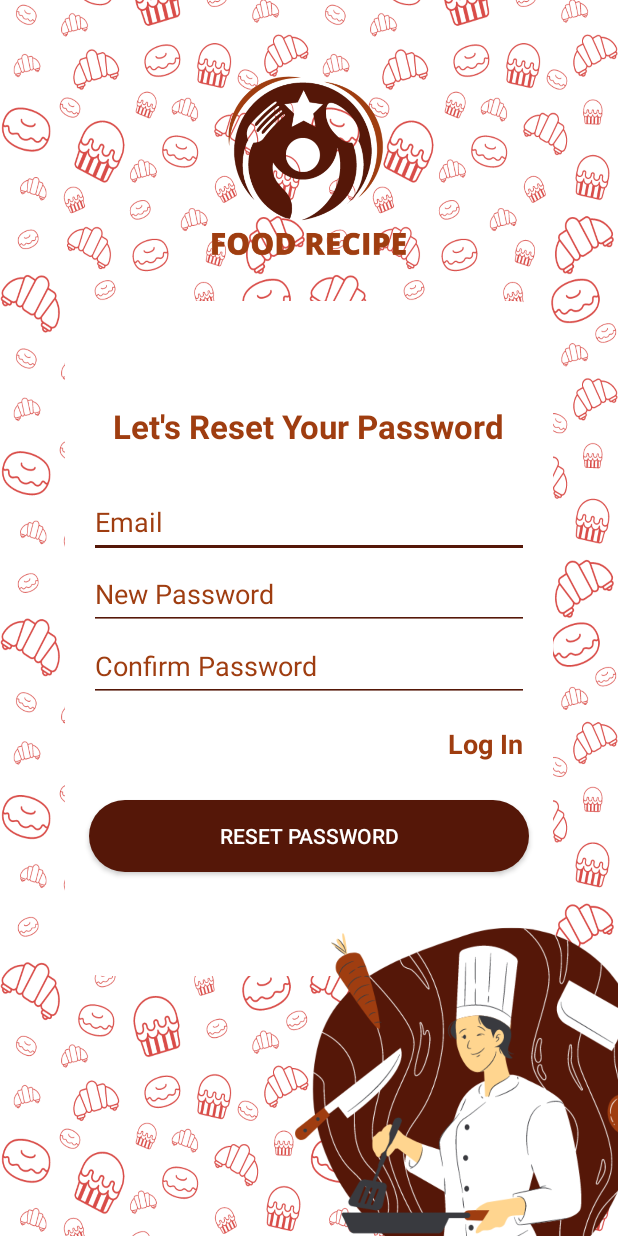
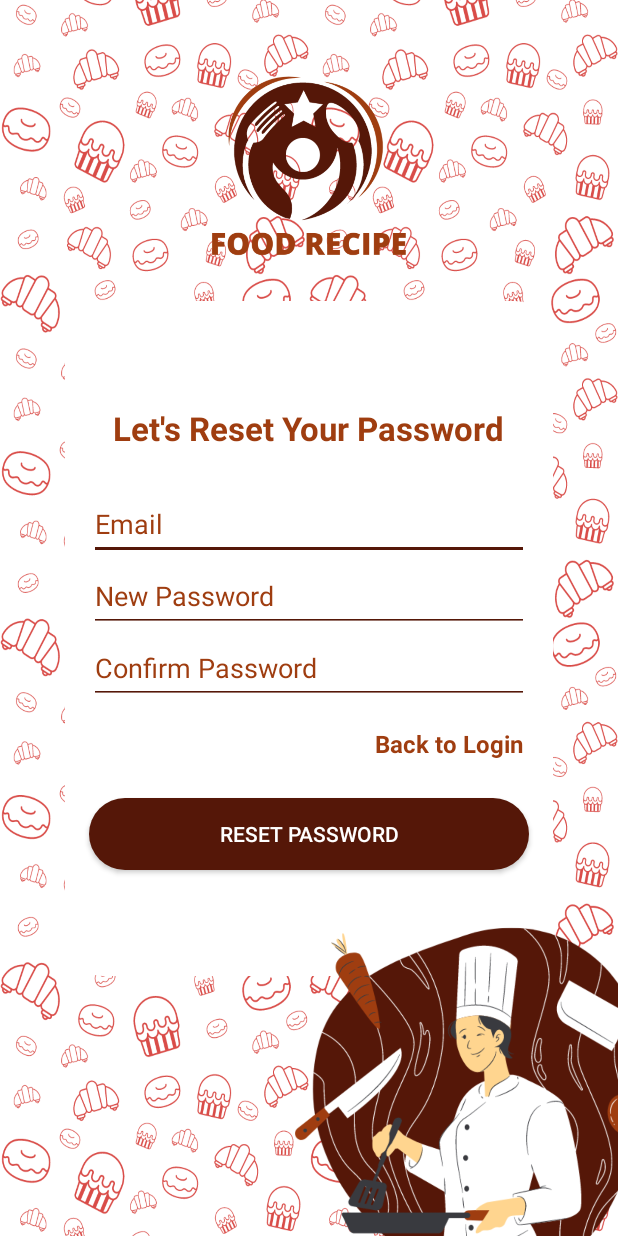
Before and after one commit to ahmadiqbalbhatti/FoodRecipiesBook, an Android app: the ForgotPasswordActivity screen opened directly, with no data from a screen before it, on a phone screen of 412 x 824 dp. Run offline under Robolectric (Android 15) with nearby library versions, the phone set to English and light mode, and no system bars.

Commit message:
Forgot Password Screen Design is Done for Now

```diff
--- a/app/src/main/AndroidManifest.xml
+++ b/app/src/main/AndroidManifest.xml
@@ -31,7 +31,6 @@
             android:theme="@style/Theme.AppCompat.NoActionBar">
             <intent-filter>
                 <action android:name="android.intent.action.MAIN" />
-
                 <category android:name="android.intent.category.LAUNCHER" />
             </intent-filter>
         </activity>
--- a/app/src/main/res/layout/activity_forgot_password.xml
+++ b/app/src/main/res/layout/activity_forgot_password.xml
@@ -86,9 +86,9 @@
                 android:layout_marginHorizontal="10sp"
                 android:paddingHorizontal="10sp"
                 android:paddingVertical="15sp"
-                android:text="@string/log_in"
+                android:text="@string/back_to_log_in"
                 android:textColor="@color/brown"
-                android:textSize="18sp"
+                android:textSize="16sp"
                 android:textStyle="bold" />
 
             <Button
--- a/app/src/main/res/layout/activity_login.xml
+++ b/app/src/main/res/layout/activity_login.xml
@@ -77,7 +77,7 @@
                 android:layout_marginHorizontal="16sp"
                 android:backgroundTint="@color/maroon"
                 android:hint="@string/password"
-                android:inputType="textEmailAddress"
+                android:inputType="textPassword"
                 android:minHeight="48dp"
                 android:textColor="@color/maroon"
                 android:textColorHint="@color/brown" />
--- a/app/src/main/res/values/strings.xml
+++ b/app/src/main/res/values/strings.xml
@@ -9,5 +9,6 @@
     <string name="or">OR</string>
     <string name="create_an_account">Create an Account?</string>
     <string name="confirm_password">Confirm Password</string>
+    <string name="back_to_log_in">Back to Login</string>
 
 </resources>
```
